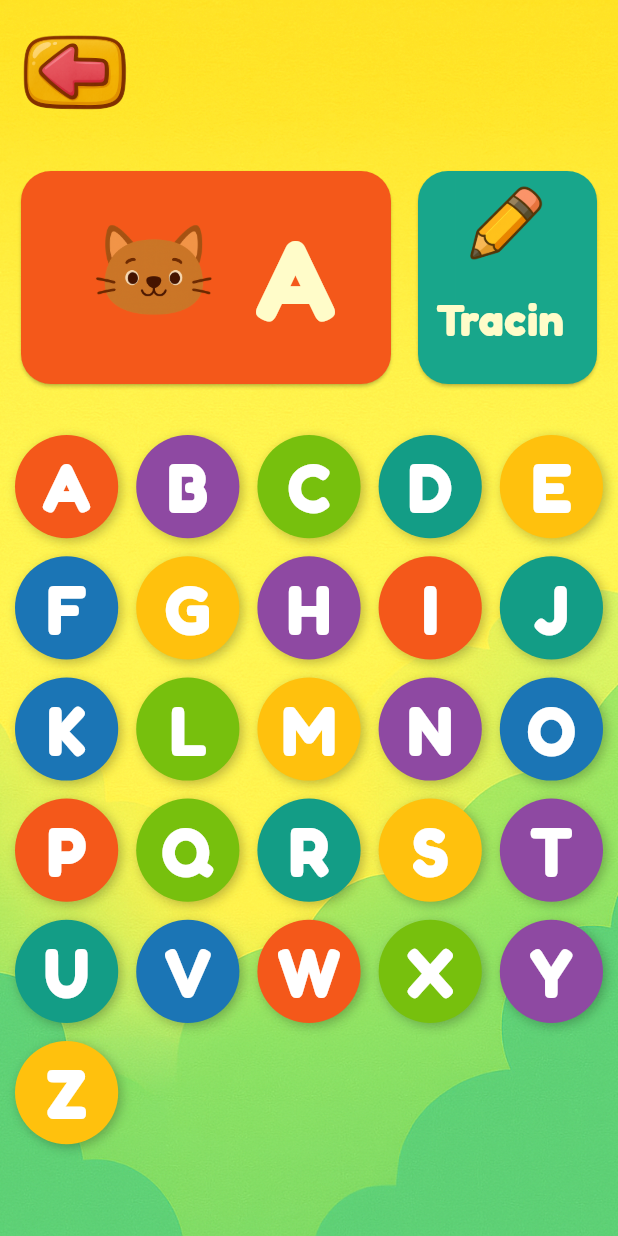
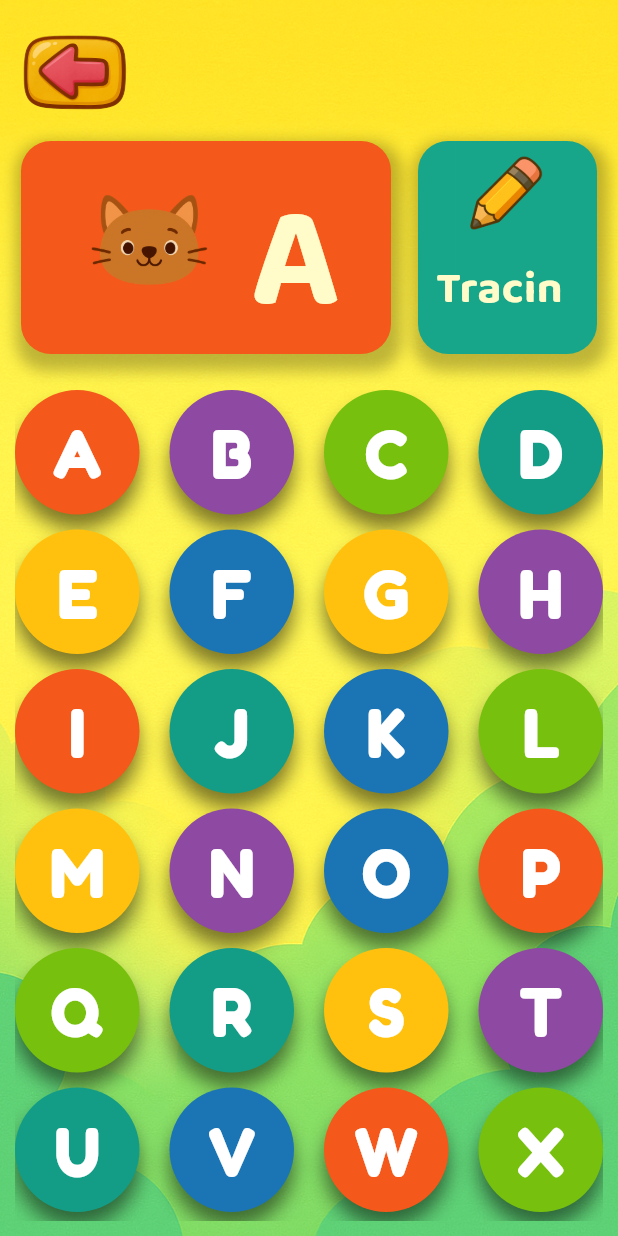
Before and after one commit to argadenil/zinzy, a Flutter app: the Alphabet screen opened directly, on a phone screen of 412 x 824 dp. Run offline on Flutter 3.47's test engine with Material 3 defaults, Android fonts, the phone set to English and light mode, and no system bars; our stand-ins replace audioplayers, google_fonts.

Commit message:
new coded added

```diff
--- a/lib/screens/alphabet.dart
+++ b/lib/screens/alphabet.dart
@@ -1,6 +1,7 @@
 import 'dart:math';
 import 'package:flutter/material.dart';
 import 'package:audioplayers/audioplayers.dart';
+import 'package:google_fonts/google_fonts.dart';
 
 class Alphabet extends StatefulWidget {
   const Alphabet({super.key});
@@ -119,7 +120,6 @@ class _AlphabetState extends State<Alphabet> {
                           fit: BoxFit.contain,
                         ),
                       ),
-                      const SizedBox(height: 20),
 
                       // Top "A" + "Tracing" Cards
                       SizedBox(
@@ -131,12 +131,13 @@ class _AlphabetState extends State<Alphabet> {
                               child: _buildMainCard(
                                 _selectedLetter,
                                 "assets/images/cat.png",
-                                fontSize * 2.5,
-                                imageSize * 3,
+                                fontSize * 3.2, // increased text size
+                                imageSize * 3.5, // increased image size
                                 layout: Axis.horizontal,
                                 cardColor: _kidColors[_selectedIndex],
                               ),
                             ),
+
                             const SizedBox(width: 10),
                             Expanded(
                               flex: 1,
@@ -153,12 +154,12 @@ class _AlphabetState extends State<Alphabet> {
                           ],
                         ),
                       ),
-                      const SizedBox(height: 30),
+                      const SizedBox(height: 20),
                       Expanded(
                         child: GridView.count(
-                          crossAxisCount: 5,
-                          mainAxisSpacing: 12,
-                          crossAxisSpacing: 12,
+                          crossAxisCount: 4,
+                          mainAxisSpacing: 10,
+                          crossAxisSpacing: 20,
                           children: List.generate(26, (index) {
                             String letter = String.fromCharCode(65 + index);
                             return GestureDetector(
@@ -175,9 +176,12 @@ class _AlphabetState extends State<Alphabet> {
                                   borderRadius: BorderRadius.circular(50),
                                   boxShadow: [
                                     BoxShadow(
-                                      color: Colors.black26,
-                                      blurRadius: 6,
-                                      offset: Offset(2, 2),
+                                      color: Colors.black.withOpacity(0.5),
+                                      blurRadius: 10,
+                                      offset: Offset(
+                                        0,
+                                        10,
+                                      ), // 👈 only vertical shadow (bottom)
                                     ),
                                   ],
                                 ),
@@ -236,7 +240,7 @@ class _AlphabetState extends State<Alphabet> {
     final textWidget = Flexible(
       child: Text(
         title,
-        style: TextStyle(
+        style: GoogleFonts.baloo2(
           color: const Color(0xfffffcc9),
           fontSize: fontSize,
           fontWeight: FontWeight.bold,
@@ -244,9 +248,22 @@ class _AlphabetState extends State<Alphabet> {
       ),
     );
 
-    return Card(
+    return Container(
+      decoration: BoxDecoration(
+        boxShadow: [
+          BoxShadow(
+            color: Colors.black.withOpacity(0.25),
+            blurRadius: 8,
+            spreadRadius: 1,
+            offset: Offset(2, 6), // shadow towards bottom-right
+          ),
+        ],
+        borderRadius: BorderRadius.circular(20),
+      ),
+      child: Card(
         color: layout == Axis.horizontal ? cardColor : const Color(0xff18a68b),
         shape: RoundedRectangleBorder(borderRadius: BorderRadius.circular(20)),
+        elevation: 0, // disable default elevation
         child: SizedBox.expand(
           child: Padding(
             padding: const EdgeInsets.all(12),
@@ -270,6 +287,7 @@ class _AlphabetState extends State<Alphabet> {
                   ),
           ),
         ),
+      ),
     );
   }
 }
```
Lines whose indentation alone changed are shown as unchanged.
